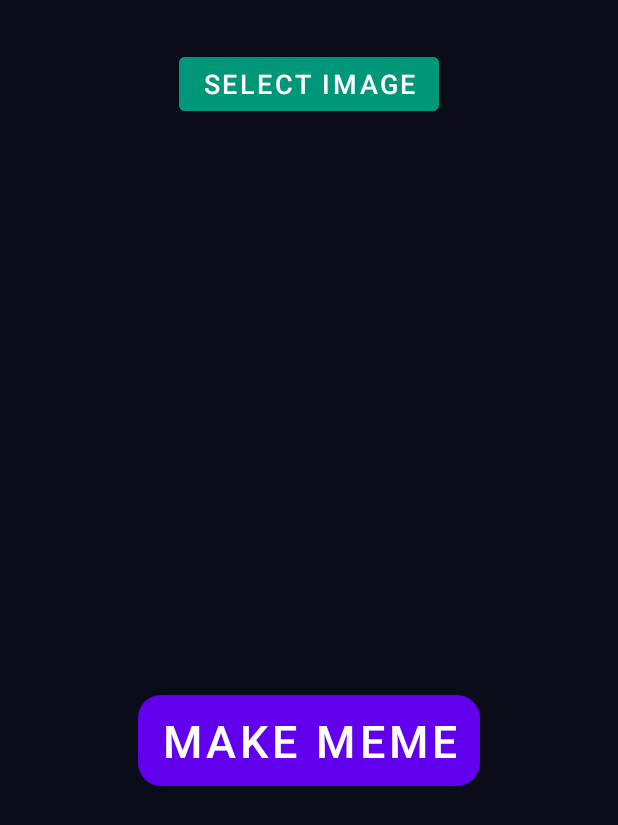
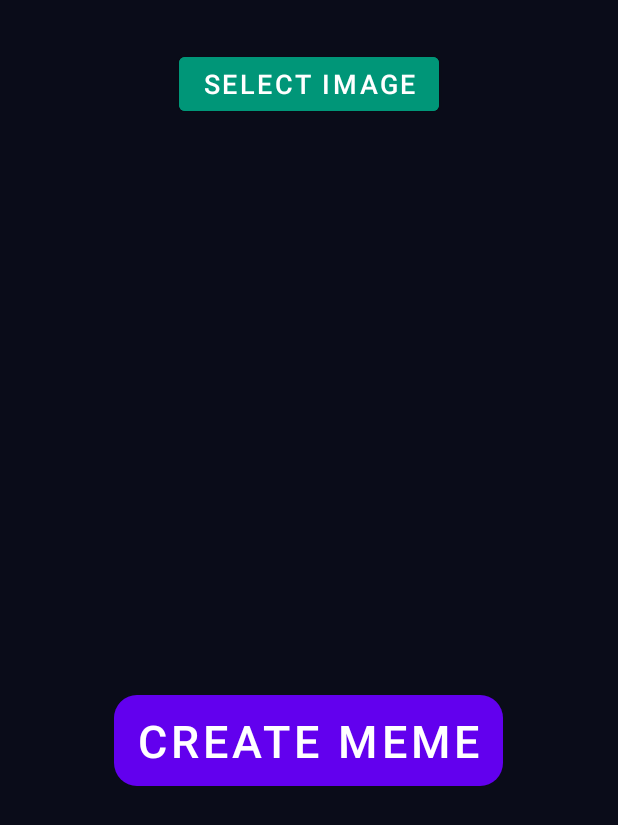
Before and after one commit to hereisjayant/MeMeow-ML-Cat-Meme-Generator, an Android app: the imageUpload screen opened directly, with no data from a screen before it, on a phone screen of 412 x 824 dp. Shown: the top 825 px of the screen. Run offline under Robolectric (Android 15) with nearby library versions, the phone set to English and light mode, and no system bars; libraries missing offline, so code that uses them is left out: org.pytorch, org.pytorch.torchvision; pictures from the network do not load; 1 statement that could not run was skipped.

Commit message:
Tweaked info layout and button text

```diff
--- a/Cats/app/src/main/java/com/example/cats/info.java
+++ b/Cats/app/src/main/java/com/example/cats/info.java
@@ -13,7 +13,7 @@ public class info extends AppCompatActivity {
         setContentView(R.layout.activity_info);
 
         TextView info_txt = (TextView) findViewById(R.id.info_txt);
-        String str = "Team Rubeosaurus spent a month bringing to you MeMeow, an ML based Cat Meme Generator app for Android. The application allows you to convert the image of a cat into a meme. Our Image Classifying model recognizes the sentiments of the cat in order to bring to you an interesting meme. But not just that, we also allow you to make a meme from text (works well for people without cats). Our Text Sentiment Analysis model classifies your text into one of the four sentiments - happy,sad,angry and scared and creates a Cat meme based on that. Either way, you get cat memes and have fun.";
+        String str = "Team Rubeosaurus spent a month bringing to you MeMeow, an ML-based Cat Meme Generator app for Android. The application allows you to convert the image of a cat into a meme. Our Image Classifying model recognizes the sentiments of the cat in order to bring you an interesting meme. But not just that, we also allow you to make a meme from text (works well for people without cats). Our Text Sentiment Analysis model classifies your text into one of four sentiments - happy, sad, angry, and scared - and creates a cat meme based on that. Either way, you get cat memes and are guaranteed peak entertainment!";
         info_txt.setText(str);
     }
 }
--- a/Cats/app/src/main/res/layout/activity_image_upload.xml
+++ b/Cats/app/src/main/res/layout/activity_image_upload.xml
@@ -41,14 +41,14 @@
         android:layout_height="wrap_content"
         android:layout_below="@+id/IVPreviewImage"
         android:layout_centerHorizontal="true"
-        android:background="@drawable/edit_text_style"
         android:layout_marginStart="143dp"
         android:layout_marginLeft="143dp"
-        android:textSize="30sp"
         android:layout_marginTop="15dp"
         android:layout_marginBottom="149dp"
+        android:background="@drawable/edit_text_style"
         android:backgroundTint="#987878"
-        android:text="Make Meme"
+        android:text="Create Meme"
+        android:textSize="30sp"
         app:iconTint="#3397F1" />
 
 </RelativeLayout>
```
